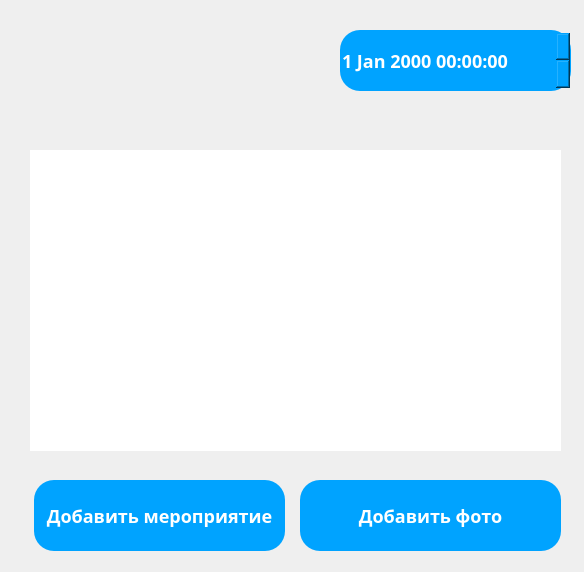
Before: the Qt Designer form data/zametka.ui in maxijer/Zozh, drawn with Qt 5.
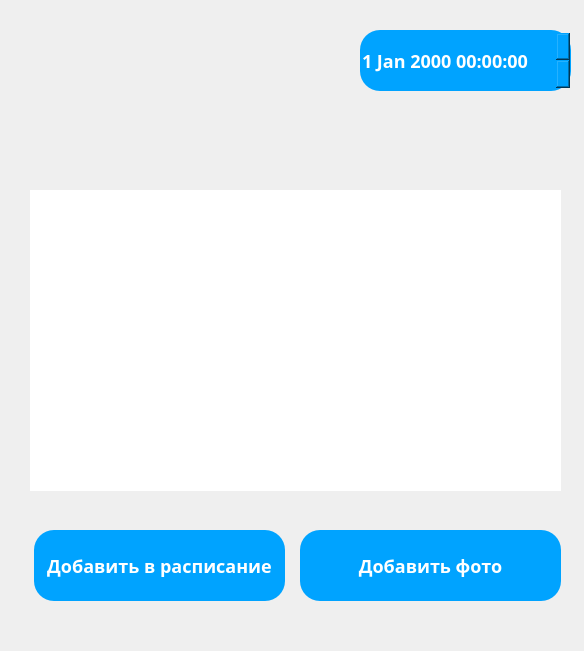
After: the same form once the commit is applied.

```diff
--- a/data/zametka.ui
+++ b/data/zametka.ui
@@ -7,7 +7,7 @@
     <x>0</x>
     <y>0</y>
     <width>584</width>
-    <height>572</height>
+    <height>651</height>
    </rect>
   </property>
   <property name="windowTitle">
@@ -16,9 +16,9 @@
   <widget class="QDateTimeEdit" name="dateTimeEdit">
    <property name="geometry">
     <rect>
-     <x>340</x>
+     <x>360</x>
      <y>30</y>
-     <width>231</width>
+     <width>211</width>
      <height>61</height>
     </rect>
    </property>
@@ -55,7 +55,7 @@
    <property name="geometry">
     <rect>
      <x>30</x>
-     <y>150</y>
+     <y>190</y>
      <width>531</width>
      <height>301</height>
     </rect>
@@ -93,7 +93,7 @@
    <property name="geometry">
     <rect>
      <x>34</x>
-     <y>480</y>
+     <y>530</y>
      <width>251</width>
      <height>71</height>
     </rect>
@@ -127,7 +127,7 @@
 </string>
    </property>
    <property name="text">
-    <string>Добавить мероприятие</string>
+    <string>Добавить в расписание</string>
    </property>
   </widget>
   <widget class="QLabel" name="label">
@@ -152,8 +152,8 @@
     <rect>
      <x>20</x>
      <y>10</y>
-     <width>291</width>
-     <height>111</height>
+     <width>321</width>
+     <height>151</height>
     </rect>
    </property>
    <property name="text">
@@ -164,7 +164,7 @@
    <property name="geometry">
     <rect>
      <x>300</x>
-     <y>480</y>
+     <y>530</y>
      <width>261</width>
      <height>71</height>
     </rect>
```
